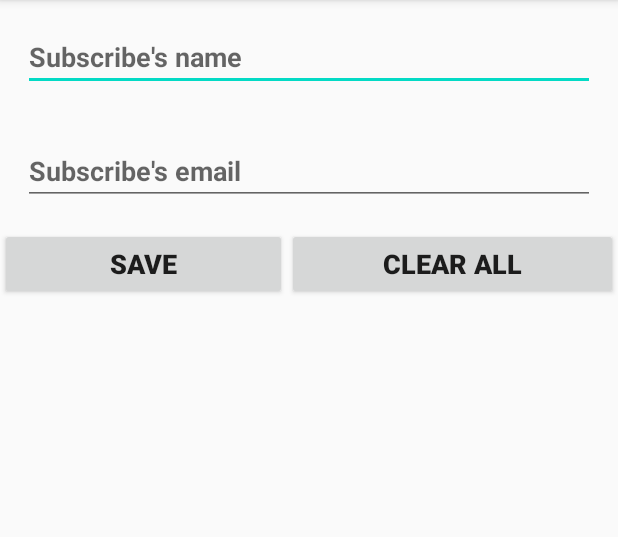
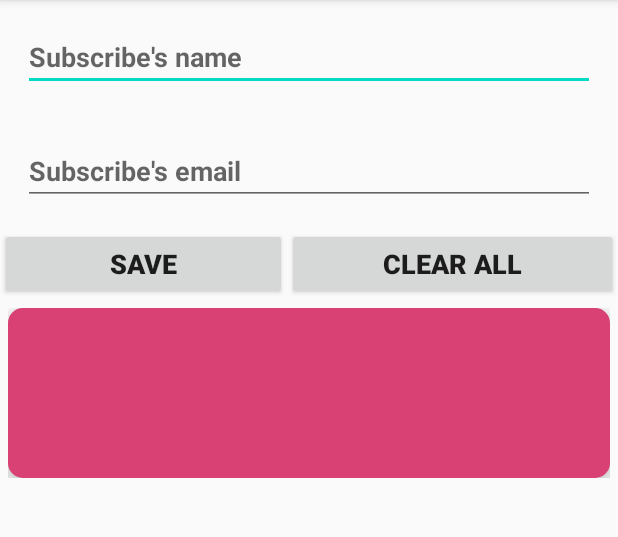
Before and after one commit to JumrainiJamaluddin/TugasMobileCrudTodoList, an Android app: the screen it shows after launch (MainActivity), after a tap on "SAVE", on a phone screen of 412 x 824 dp, the part 84-621 px from its top. Run offline under Robolectric (Android 15) with nearby library versions, the phone set to English and light mode, and no system bars; our stand-ins replace Room's generated code, data binding; 2 statements that could not run were skipped.

Commit message:
use livedata in View messages in MVVM

```diff
--- a/app/build.gradle
+++ b/app/build.gradle
@@ -60,4 +60,5 @@ dependencies {
     androidTestImplementation 'androidx.test.ext:junit:1.1.1'
     androidTestImplementation 'androidx.test.espresso:espresso-core:3.2.0'
     implementation 'androidx.recyclerview:recyclerview:1.1.0'
+    implementation 'androidx.cardview:cardview:1.0.0'
 }
--- /dev/null
+++ b/app/src/main/java/unhas/ac/id/crudtodolist/Event.kt
@@ -0,0 +1,24 @@
+package unhas.ac.id.crudtodolist
+
+open class Event<out T>(private val content: T) {
+
+    var hasBeenHandled = false
+        private set // Allow external read but not write
+
+    /**
+     * Returns the content and prevents its use again.
+     */
+    fun getContentIfNotHandled(): T? {
+        return if (hasBeenHandled) {
+            null
+        } else {
+            hasBeenHandled = true
+            content
+        }
+    }
+
+    /**
+     * Returns the content, even if it's already been handled.
+     */
+    fun peekContent(): T = content
+}
--- a/app/src/main/java/unhas/ac/id/crudtodolist/MainActivity.kt
+++ b/app/src/main/java/unhas/ac/id/crudtodolist/MainActivity.kt
@@ -3,10 +3,13 @@ package unhas.ac.id.crudtodolist
 import androidx.appcompat.app.AppCompatActivity
 import android.os.Bundle
 import android.util.Log
+import android.widget.Toast
 import androidx.databinding.DataBindingUtil
 import androidx.lifecycle.Observer
 import androidx.lifecycle.ViewModelProvider
+import androidx.recyclerview.widget.LinearLayoutManager
 import unhas.ac.id.crudtodolist.databinding.ActivityMainBinding
+import unhas.ac.id.crudtodolist.db.Subscriber
 import unhas.ac.id.crudtodolist.db.SubscriberDatabase
 import unhas.ac.id.crudtodolist.db.SubscriberRepository
 
@@ -23,12 +26,31 @@ class MainActivity : AppCompatActivity() {
         subscriberViewModel = ViewModelProvider(this,factory).get(SubscriberViewModel::class.java)
         binding.myViewModel = subscriberViewModel
         binding.lifecycleOwner = this
-        displaySubscribersList()
+        initRecyclerView()
 
+        subscriberViewModel.message.observe(this, Observer {
+            it.getContentIfNotHandled()?.let {
+                Toast.makeText(this, it, Toast.LENGTH_LONG)
+            }
+        })
     }
+
+    private fun initRecyclerView(){
+        binding.subscribeRecyclerView.layoutManager = LinearLayoutManager(this)
+            displaySubscribersList()
+    }
+
     private fun displaySubscribersList(){
         subscriberViewModel.subscribers.observe(this, Observer {
             Log.i("MYTAG", it.toString())
+            binding.subscribeRecyclerView.adapter = MyRecyclerViewAdapter(it,{selectedItem:Subscriber->listItemClicked(selectedItem)})
         })
     }
+
+    private fun listItemClicked(subscriber: Subscriber){
+       // Toast.makeText(this,"selected name is ${subscriber.name}",Toast.LENGTH_LONG).show()
+        subscriberViewModel.initUpdateAndDelete((subscriber))
+
+    }
+
 }
--- a/app/src/main/java/unhas/ac/id/crudtodolist/MyRecyclerViewAdapter.kt
+++ b/app/src/main/java/unhas/ac/id/crudtodolist/MyRecyclerViewAdapter.kt
@@ -1,4 +1,41 @@
 package unhas.ac.id.crudtodolist
 
-class MyRecyclerViewAdapter {
+import android.view.LayoutInflater
+import android.view.ViewGroup
+import androidx.databinding.DataBindingUtil
+import androidx.recyclerview.widget.RecyclerView
+import unhas.ac.id.crudtodolist.databinding.ListItemBinding
+import unhas.ac.id.crudtodolist.db.Subscriber
+import unhas.ac.id.crudtodolist.generated.callback.OnClickListener
+
+class MyRecyclerViewAdapter(private val subscribersList : List<Subscriber>
+                            , private val clickListener:(Subscriber)->Unit )
+    : RecyclerView.Adapter<MyViewHolder>()
+{
+    override fun onCreateViewHolder(parent: ViewGroup, viewType: Int): MyViewHolder {
+        val layoutInflater = LayoutInflater.from(parent.context)
+        val binding : ListItemBinding =
+            DataBindingUtil.inflate(layoutInflater,R.layout.list_item,parent, false)
+        return MyViewHolder(binding)
+    }
+
+    override fun getItemCount(): Int {
+        return subscribersList.size
+    }
+
+    override fun onBindViewHolder(holder: MyViewHolder, position: Int) {
+        holder.bind(subscribersList[position], clickListener)
+    }
+
 }
+
+class MyViewHolder (val binding: ListItemBinding):RecyclerView.ViewHolder(binding.root){
+
+    fun bind(subscriber: Subscriber,clickListener:(Subscriber)->Unit){
+        binding.nameTextView.text = subscriber.name
+        binding.emailTextView.text = subscriber.email
+        binding.listItemLayout.setOnClickListener{
+            clickListener(subscriber)
+        }
+    }
+}
--- a/app/src/main/java/unhas/ac/id/crudtodolist/db/Subscriber.kt
+++ b/app/src/main/java/unhas/ac/id/crudtodolist/db/Subscriber.kt
@@ -8,11 +8,11 @@ import androidx.room.PrimaryKey
 data class Subscriber (
     @PrimaryKey(autoGenerate = true)
     @ColumnInfo(name = "subscriber_name")
-    val id : Int,
+    var id : Int,
 
     @ColumnInfo(name = "subscriber_id")
-    val name : String,
+    var name : String,
 
     @ColumnInfo(name = "subscriber_email")
-    val email : String
+    var email : String
 )
--- a/app/src/main/res/layout/list_item.xml
+++ b/app/src/main/res/layout/list_item.xml
@@ -1,6 +1,50 @@
 <?xml version="1.0" encoding="utf-8"?>
-<androidx.constraintlayout.widget.ConstraintLayout
-    xmlns:android="http://schemas.android.com/apk/res/android" android:layout_width="match_parent"
-    android:layout_height="match_parent">
+<layout xmlns:android="http://schemas.android.com/apk/res/android"
+    xmlns:app="http://schemas.android.com/apk/res-auto">
+<LinearLayout
+    android:layout_width="match_parent"
+    android:layout_height="wrap_content"
+    android:layout_marginBottom="20dp"
+    android:orientation="vertical">
 
-</androidx.constraintlayout.widget.ConstraintLayout>
+    <androidx.cardview.widget.CardView
+        android:id="@+id/card_view"
+        android:layout_width="match_parent"
+        android:layout_height="wrap_content"
+        android:layout_gravity="center"
+        android:clickable="true"
+        android:focusable="true"
+        app:cardBackgroundColor="@android:color/darker_gray"
+        app:cardCornerRadius="10dp"
+        app:cardElevation="10dp">
+
+        <LinearLayout
+            android:id="@+id/list_item_layout"
+            android:layout_width="match_parent"
+            android:layout_height="match_parent"
+            android:background="#C0E91E63"
+            android:orientation="vertical">
+
+            <TextView
+                android:id="@+id/name_text_view"
+                android:layout_width="wrap_content"
+                android:layout_height="wrap_content"
+                android:layout_margin="10dp"
+                android:text="TextView"
+                android:textColor="@android:color/background_light"
+                android:textSize="30sp"
+                android:textStyle="bold" />
+
+            <TextView
+                android:id="@+id/email_text_view"
+                android:layout_width="wrap_content"
+                android:layout_height="wrap_content"
+                android:layout_margin="10dp"
+                android:text="TextView"
+                android:textColor="@android:color/background_light"
+                android:textSize="24sp"
+                android:textStyle="bold" />
+        </LinearLayout>
+    </androidx.cardview.widget.CardView>
+</LinearLayout>
+</layout>
```
Also changed, not shown: app/src/main/java/unhas/ac/id/crudtodolist/SubscriberViewModel.kt (+44 -1 lines).
